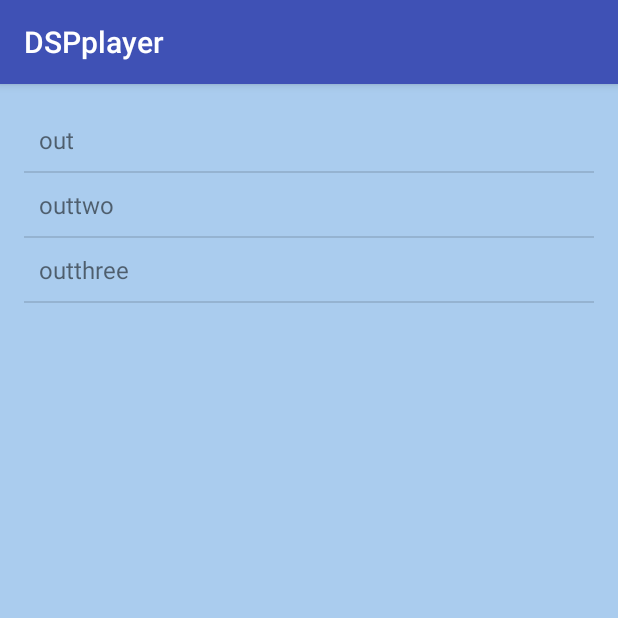
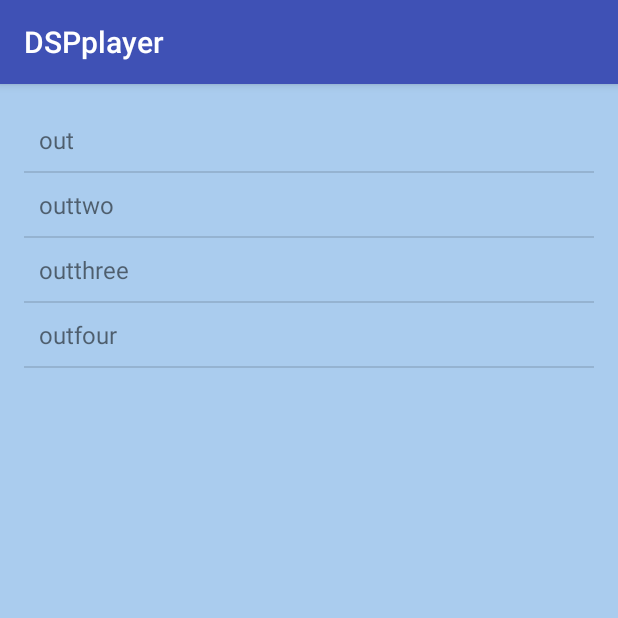
Before and after one commit to yuntara/DSPplayer, an Android app: the Main2Activity screen opened directly, with no data from a screen before it, on a phone screen of 412 x 824 dp, the top half of it. Run offline under Robolectric (Android 15) with nearby library versions, the phone set to English and light mode, and no system bars.

Commit message:
change filter

```diff
--- a/app/src/main/java/net/yuntara/dspplayer/Main2Activity.java
+++ b/app/src/main/java/net/yuntara/dspplayer/Main2Activity.java
@@ -22,6 +22,7 @@ public class Main2Activity extends AppCompatActivity {
         filList.add("out");
         filList.add("outtwo");
         filList.add("outthree");
+        filList.add("outfour");
         ArrayAdapter<String> adapter = new ArrayAdapter<String>(this,R.layout.rowtext, filList);
         filview.setAdapter(adapter);
         intent = new Intent();
```
Also changed, not shown: 1 other file.
